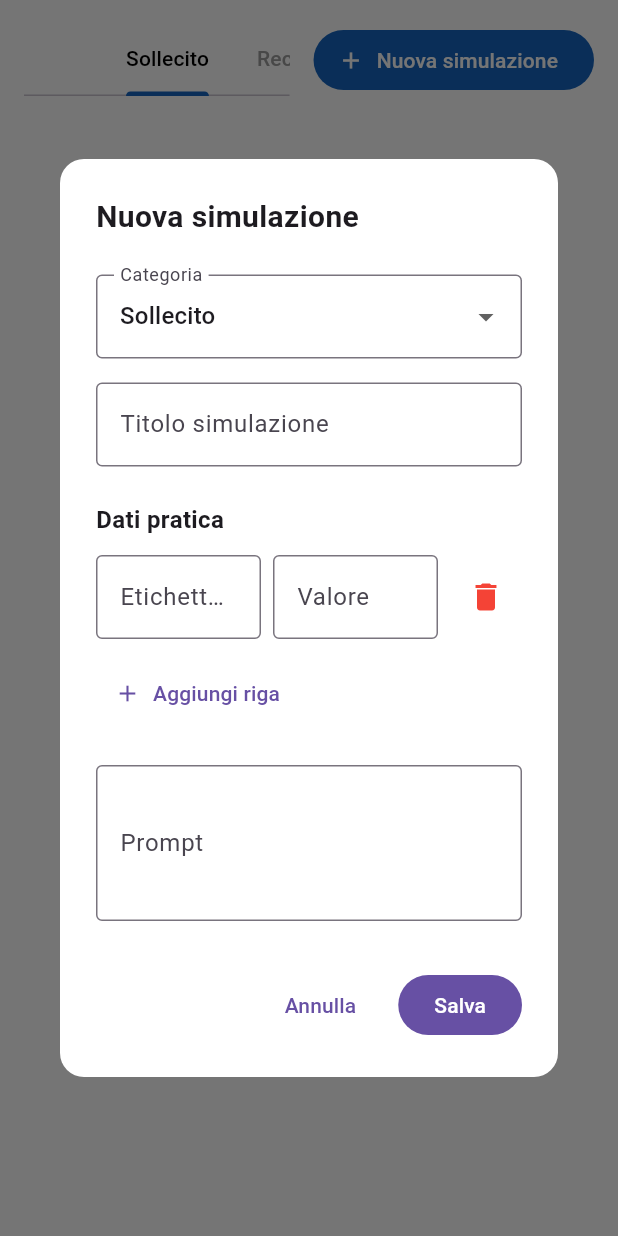
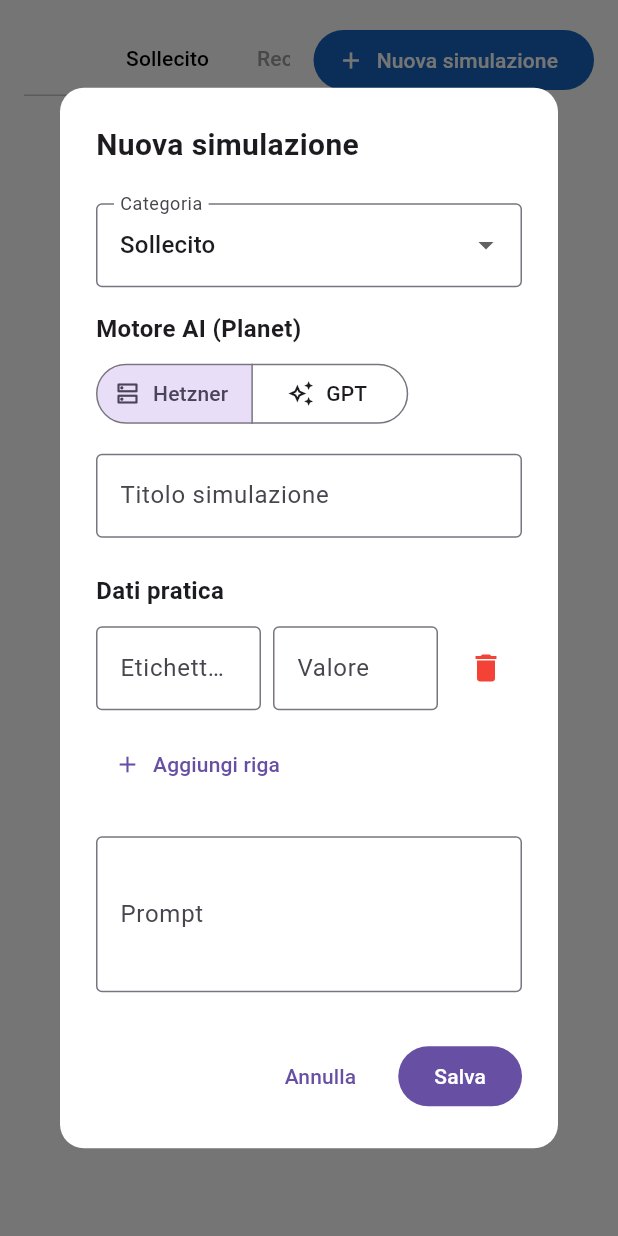
Before and after one commit to Marcellodinapoli/backoffice, a Flutter app: the BkRoleplayPage screen opened directly, after a tap on "Nuova simulazione", on a phone screen of 412 x 824 dp. Run offline on Flutter 3.47's test engine with Material 3 defaults, Android fonts, the phone set to English and light mode, and no system bars; our stand-ins replace cloud_firestore, file_picker, firebase_auth, firebase_core, firebase_storage, flutter_markdown and 1 more; missing offline and left inert: dart:html, excel; accounts and stored records are empty.

Commit message:
Messaggio aggiornamento

```diff
--- a/lib/backoffice/pages/bk_roleplay_page.dart
+++ b/lib/backoffice/pages/bk_roleplay_page.dart
@@ -6,6 +6,7 @@
   import 'package:cloud_firestore/cloud_firestore.dart';
   import 'package:firebase_auth/firebase_auth.dart';
   import '../../main.dart';
+  import '../utils/bk_roleplay_ai_provider.dart';
 
   class BkRoleplayPage extends StatefulWidget {
     const BkRoleplayPage({super.key});
@@ -30,6 +31,31 @@
       await user.getIdToken(true);
     }
 
+    Future<void> _setAiProvider(
+      DocumentReference<Map<String, dynamic>> ref,
+      String provider,
+    ) async {
+      try {
+        await ref.update({'aiProvider': provider});
+        if (!mounted) return;
+        ScaffoldMessenger.of(context).showSnackBar(
+          SnackBar(
+            content: Text(
+              'Motore AI: ${BkRoleplayAiProvider.label(provider)}',
+            ),
+          ),
+        );
+      } catch (e) {
+        if (!mounted) return;
+        ScaffoldMessenger.of(context).showSnackBar(
+          SnackBar(
+            content: Text('Errore salvataggio AI: $e'),
+            backgroundColor: Colors.red,
+          ),
+        );
+      }
+    }
+
     // ============================================================
 // ACTIONS - EDIT
 // ============================================================
@@ -45,6 +71,8 @@
       if (category != "Sollecito" && category != "Recupero") {
         category = "Sollecito";
       }
+
+      String aiProvider = BkRoleplayAiProvider.read(data);
 
       // ---------------- PRACTICE DATA ----------------
       List<Map<String, TextEditingController>> practiceData = [];
@@ -120,6 +148,23 @@
                           if (v != null) {
                             setModalState(() => category = v);
                           }
+                        },
+                      ),
+
+                      const SizedBox(height: 16),
+
+                      const Text(
+                        "Motore AI (Planet)",
+                        style: TextStyle(
+                          fontWeight: FontWeight.bold,
+                          fontSize: 16,
+                        ),
+                      ),
+                      const SizedBox(height: 8),
+                      BkRoleplayAiProvider.selector(
+                        current: aiProvider,
+                        onChanged: (value) {
+                          setModalState(() => aiProvider = value);
                         },
                       ),
 
@@ -239,6 +284,7 @@
                                 "category": category,
                                 "prompt": promptCtrl.text.trim(),
                                 "practiceData": formattedPracticeData,
+                                "aiProvider": aiProvider,
                               });
 
                               if (!context.mounted) return;
@@ -262,6 +308,32 @@
         ),
       );
     }
+
+    Widget _roleplayCardAiRow(
+      Map<String, dynamic> data,
+      DocumentReference<Map<String, dynamic>> ref,
+    ) {
+      final aiProvider = BkRoleplayAiProvider.read(data);
+
+      return Padding(
+        padding: const EdgeInsets.only(top: 10),
+        child: Column(
+          crossAxisAlignment: CrossAxisAlignment.start,
+          children: [
+            Text(
+              'Motore AI su Planet: ${BkRoleplayAiProvider.label(aiProvider)}',
+              style: TextStyle(fontSize: 12, color: Colors.grey.shade700),
+            ),
+            const SizedBox(height: 6),
+            BkRoleplayAiProvider.selector(
+              current: aiProvider,
+              onChanged: (value) => _setAiProvider(ref, value),
+            ),
+          ],
+        ),
+      );
+    }
+
 // ============================================================
 // ACTIONS - ADD
 // ============================================================
@@ -271,6 +343,7 @@
       final promptCtrl = TextEditingController();
 
       String category = "Sollecito";
+      String aiProvider = BkRoleplayAiProvider.hetzner;
 
       List<Map<String, TextEditingController>> practiceData = [];
 
@@ -331,6 +404,23 @@
                           if (val != null) {
                             setModalState(() => category = val);
                           }
+                        },
+                      ),
+
+                      const SizedBox(height: 16),
+
+                      const Text(
+                        "Motore AI (Planet)",
+                        style: TextStyle(
+                          fontWeight: FontWeight.bold,
+                          fontSize: 16,
+                        ),
+                      ),
+                      const SizedBox(height: 8),
+                      BkRoleplayAiProvider.selector(
+                        current: aiProvider,
+                        onChanged: (value) {
+                          setModalState(() => aiProvider = value);
                         },
                       ),
 
@@ -459,6 +549,7 @@
                                   "category": category,
                                   "prompt": promptCtrl.text.trim(),
                                   "practiceData": formattedPracticeData,
+                                  "aiProvider": aiProvider,
                                   "date": DateTime.now().toIso8601String(),
                                 });
 
@@ -776,6 +867,8 @@
                                           );
                                         }),
 
+                                      _roleplayCardAiRow(data, d.reference),
+
                                       const SizedBox(height: 4),
                                       const Text(
                                         "Prompt: [clicca Vedi]",
@@ -897,6 +990,8 @@
                                           );
                                         }),
 
+                                      _roleplayCardAiRow(data, d.reference),
+
                                       const SizedBox(height: 4),
                                       const Text(
                                         "Prompt: [clicca Vedi]",
--- /dev/null
+++ b/lib/backoffice/utils/bk_roleplay_ai_provider.dart
@@ -0,0 +1,38 @@
+import 'package:flutter/material.dart';
+
+/// Motore AI roleplay configurabile per simulazione (Firestore `aiProvider`).
+abstract final class BkRoleplayAiProvider {
+  static const hetzner = 'hetzner';
+  static const gpt = 'gpt';
+
+  static String read(Map<String, dynamic> data) {
+    final value = (data['aiProvider'] ?? hetzner).toString().toLowerCase().trim();
+    return value == gpt ? gpt : hetzner;
+  }
+
+  static String label(String provider) =>
+      provider == gpt ? 'GPT-4o mini' : 'Hetzner';
+
+  static Widget selector({
+    required String current,
+    required ValueChanged<String> onChanged,
+  }) {
+    return SegmentedButton<String>(
+      segments: const [
+        ButtonSegment(
+          value: hetzner,
+          label: Text('Hetzner'),
+          icon: Icon(Icons.dns_outlined, size: 18),
+        ),
+        ButtonSegment(
+          value: gpt,
+          label: Text('GPT'),
+          icon: Icon(Icons.auto_awesome_outlined, size: 18),
+        ),
+      ],
+      selected: {current},
+      onSelectionChanged: (selection) => onChanged(selection.first),
+      showSelectedIcon: false,
+    );
+  }
+}
```
